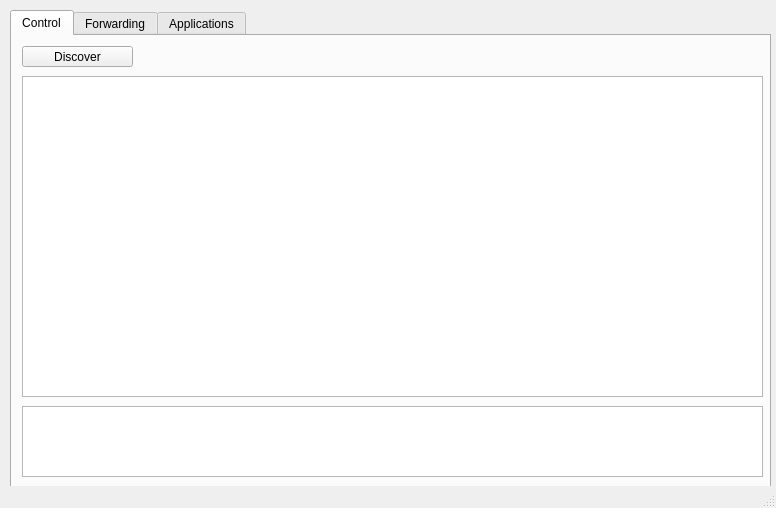
Before: the Qt Designer form PythonMDNSTest/gui.ui in p-sanches/somabits, drawn with Qt 5.
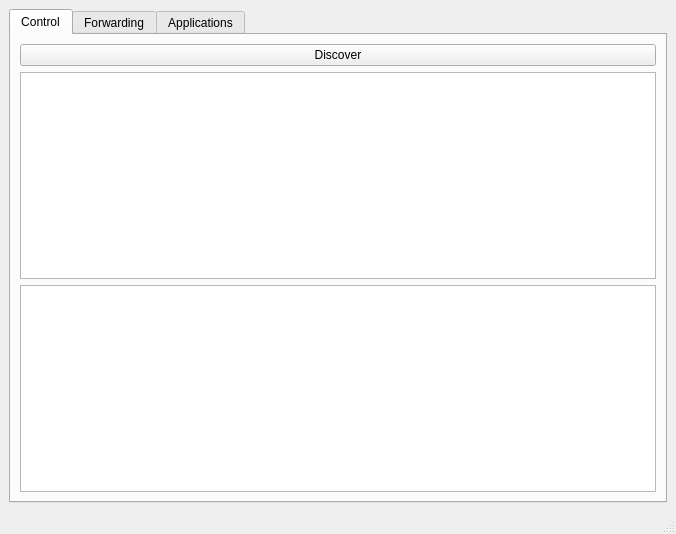
After: the same form once the commit is applied. Icons and pictures are not drawn.

Diff of the .ui file:
```diff
--- a/PythonMDNSTest/gui.ui
+++ b/PythonMDNSTest/gui.ui
@@ -6,26 +6,20 @@
    <rect>
     <x>0</x>
     <y>0</y>
-    <width>776</width>
-    <height>508</height>
+    <width>676</width>
+    <height>534</height>
    </rect>
   </property>
   <property name="windowTitle">
    <string>Soma</string>
   </property>
   <widget class="QWidget" name="centralwidget">
+   <layout class="QGridLayout" name="gridLayout_2">
+    <item row="0" column="0">
    <widget class="QTabWidget" name="tabWidget">
     <property name="enabled">
      <bool>true</bool>
     </property>
-    <property name="geometry">
-     <rect>
-      <x>10</x>
-      <y>10</y>
-      <width>761</width>
-      <height>481</height>
-     </rect>
-    </property>
     <property name="currentIndex">
      <number>0</number>
     </property>
@@ -43,39 +37,21 @@
      <attribute name="title">
       <string>Control</string>
      </attribute>
+       <layout class="QGridLayout" name="gridLayout">
+        <item row="0" column="0">
      <widget class="QPushButton" name="discover_button">
-      <property name="geometry">
-       <rect>
-        <x>10</x>
-        <y>10</y>
-        <width>111</width>
-        <height>21</height>
-       </rect>
-      </property>
       <property name="text">
        <string>Discover</string>
       </property>
      </widget>
-     <widget class="QPlainTextEdit" name="plainTextEdit">
-      <property name="geometry">
-       <rect>
-        <x>10</x>
-        <y>370</y>
-        <width>741</width>
-        <height>71</height>
-       </rect>
-      </property>
-     </widget>
-     <widget class="QTableView" name="tableView">
-      <property name="geometry">
-       <rect>
-        <x>10</x>
-        <y>40</y>
-        <width>741</width>
-        <height>321</height>
-       </rect>
-      </property>
-     </widget>
+        </item>
+        <item row="1" column="0">
+         <widget class="QTableView" name="tableView"/>
+        </item>
+        <item row="2" column="0">
+         <widget class="QPlainTextEdit" name="plainTextEdit"/>
+        </item>
+       </layout>
     </widget>
     <widget class="QWidget" name="tab_2">
      <attribute name="icon">
@@ -96,6 +72,8 @@
      </attribute>
     </widget>
    </widget>
+    </item>
+   </layout>
   </widget>
   <widget class="QStatusBar" name="statusbar"/>
  </widget>
```
Left out of the diff: 6 changed lines with no effect on the pictures. Lines whose indentation alone changed are shown as unchanged.
